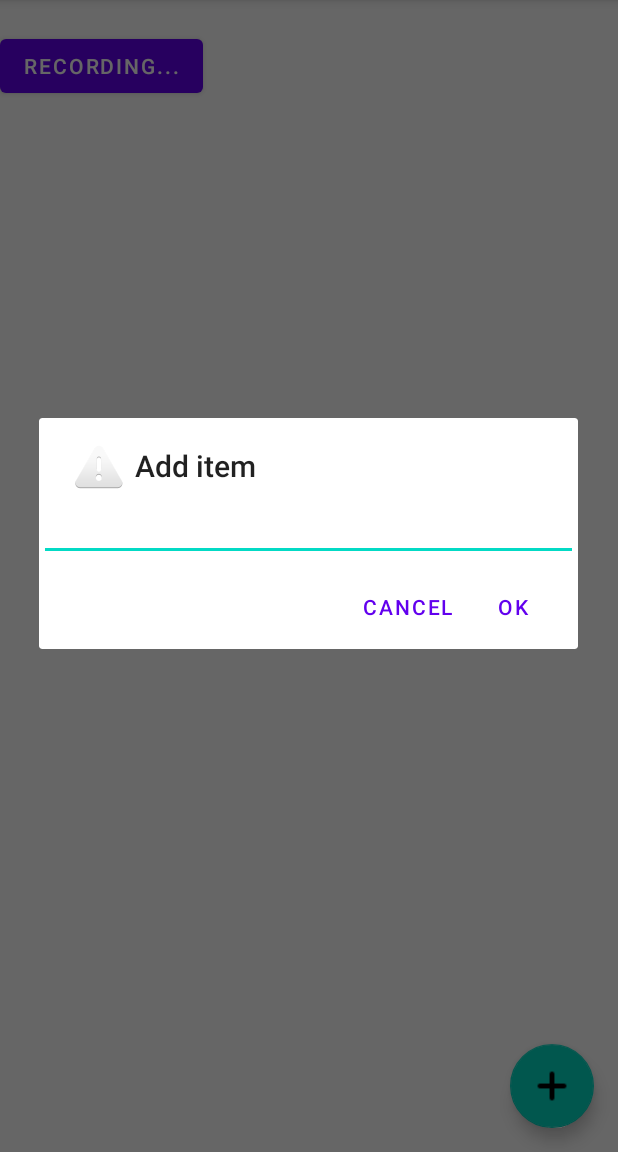
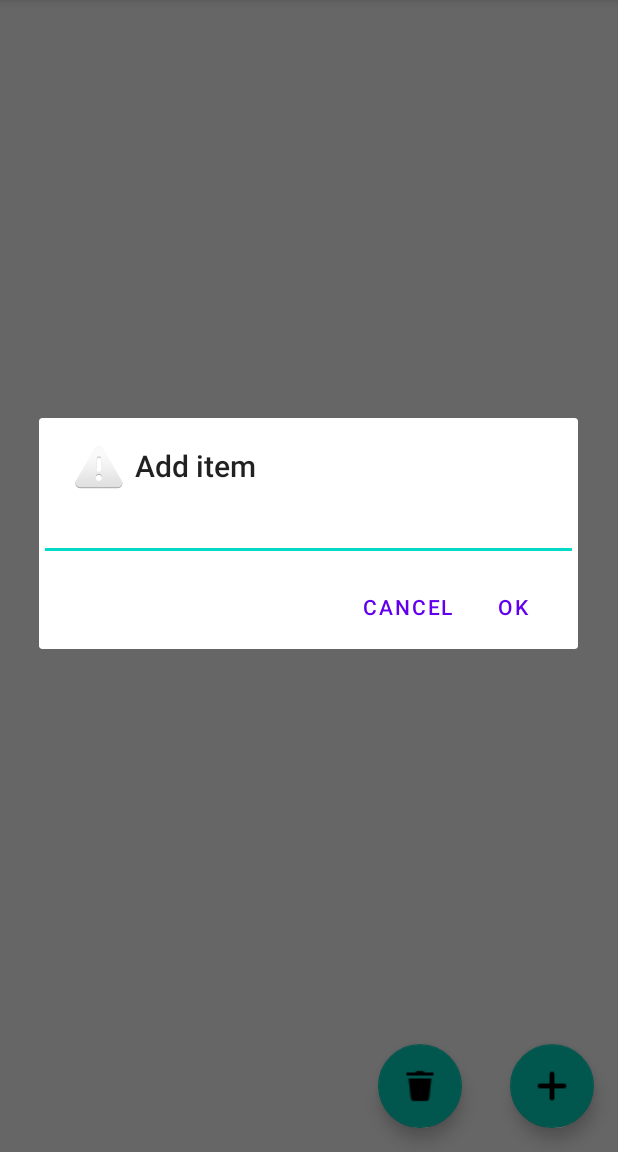
Before and after one commit to georgiaTsi/Supermarket, an Android app: the screen it shows after launch (MainActivity), after a tap on an icon or button, on a phone screen of 412 x 824 dp, the part 84-1236 px from its top. Run offline under Robolectric (Android 15) with nearby library versions, the phone set to English and light mode, and no system bars; 2 other taps on this screen came first.

Commit message:
Speech fab

```diff
--- a/app/src/main/java/com/example/supermarket/FirstFragment.java
+++ b/app/src/main/java/com/example/supermarket/FirstFragment.java
@@ -25,6 +25,9 @@ import android.os.Bundle;
 import android.util.Log;
 import android.widget.Button;
 import android.widget.TextView;
+import android.widget.Toast;
+
+import com.google.android.material.floatingactionbutton.FloatingActionButton;
 
 import java.util.ArrayList;
 import java.util.Locale;
@@ -35,28 +38,21 @@ public class FirstFragment extends Fragment {
 
     Adapter adapter;
 
-    final Integer RecordAudioRequestCode = 1;
-    SpeechRecognizer speechRecognizer;
-
-    Button button;
+    boolean isRecording = false;
 
     @Override
     public View onCreateView(LayoutInflater inflater, ViewGroup container, Bundle savedInstanceState) {
-        // Inflate the layout for this fragment
         View view = inflater.inflate(R.layout.fragment_first, container, false);
 
-        button = view.findViewById(R.id.button_first);
         RecyclerView recyclerView = view.findViewById(R.id.recyclerview_main);
 
         initRecyclerView(recyclerView);
 
-        initSpeechRecognizer();
-
         return view;
     }
 
-    private void initSpeechRecognizer(){
-        speechRecognizer = SpeechRecognizer.createSpeechRecognizer(this.getActivity());
+    public void initSpeechRecognizer(FloatingActionButton button){
+        SpeechRecognizer speechRecognizer = SpeechRecognizer.createSpeechRecognizer(this.getActivity());
 
         final Intent speechRecognizerIntent = new Intent(RecognizerIntent.ACTION_RECOGNIZE_SPEECH);
         speechRecognizerIntent.putExtra(RecognizerIntent.EXTRA_LANGUAGE_MODEL,RecognizerIntent.LANGUAGE_MODEL_FREE_FORM);
@@ -69,8 +65,7 @@ public class FirstFragment extends Fragment {
 
             @Override
             public void onBeginningOfSpeech() {
-//                editText.setText("");
-//                editText.setHint("Listening...");
+                Toast.makeText(getActivity(), "Listening...", Toast.LENGTH_LONG).show();
             }
 
             @Override
@@ -94,19 +89,19 @@ public class FirstFragment extends Fragment {
 //                micButton.setImageResource(R.drawable.ic_mic_black_off);
                 ArrayList<String> data = bundle.getStringArrayList(SpeechRecognizer.RESULTS_RECOGNITION);
                 String result = data.get(0);
-                button.setText("Speech recognition");
+                //button.setText("Speech recognition");
 
                 if(result.contains("πρόσθεσε") || result.contains("add") || result.contains("and") || result.contains("αν")){
-                    String itemName = (result.split(" "))[1];//result.replace("πρόσθεσε ", "");
+                    String itemName = (result.split(" "))[1];
                     addItem(itemName);
                 }
                 else if(result.contains("delete") || result.contains("αφαίρεσε") || result.contains("αφαίρεση")){
-                    String itemName = (result.split(" "))[1];//result.replace("delete ", "");
+                    String itemName = (result.split(" "))[1];
                     updateRow(itemName, true);
                     updateRecyclerView();
                 }
-                else
-                    button.setText(result);
+//                else
+//                    button.setText(result);
             }
 
             @Override
@@ -123,7 +118,6 @@ public class FirstFragment extends Fragment {
             public void onClick(View view) {
                 if(!isRecording) {
                     speechRecognizer.startListening(speechRecognizerIntent);
-                    button.setText("Recording...");
                 }
                 else {
                     speechRecognizer.stopListening();
@@ -134,20 +128,7 @@ public class FirstFragment extends Fragment {
         });
     }
 
-    boolean isRecording = false;
-
-    public void onViewCreated(@NonNull View view, Bundle savedInstanceState) {
-        super.onViewCreated(view, savedInstanceState);
-
-//        view.findViewById(R.id.button_first).setOnClickListener(new View.OnClickListener() {
-//            @Override
-//            public void onClick(View view) {
-//                NavHostFragment.findNavController(FirstFragment.this)
-//                        .navigate(R.id.action_FirstFragment_to_SecondFragment);
-//            }
-//        });
-    }
-
+    //region RecyclerView
     private void initRecyclerView(RecyclerView recyclerView){
         ArrayList<ItemClass> items = readFromDatabase();
 
@@ -206,6 +187,7 @@ public class FirstFragment extends Fragment {
         String query = String.format("UPDATE SupermarketList SET IsChecked = '%b' WHERE Item = '" + item + "'", isChecked);
         myDatabase.execSQL(query);
     }
+    //endregion
 
     public class ItemClass{
         public String Item;
--- a/app/src/main/java/com/example/supermarket/MainActivity.java
+++ b/app/src/main/java/com/example/supermarket/MainActivity.java
@@ -76,9 +76,26 @@ public class MainActivity extends AppCompatActivity {
             }
         });
 
+        initFabRecording();
+
         if(ContextCompat.checkSelfPermission(this, Manifest.permission.RECORD_AUDIO) != PackageManager.PERMISSION_GRANTED){
             checkPermission();
         }
+    }
+
+    private void initFabRecording(){
+        FloatingActionButton fabRecording = findViewById(R.id.fab_main_record);
+        fabRecording.setOnClickListener(new View.OnClickListener() {
+            @Override
+            public void onClick(View v) {
+                Fragment navHostFragment = getSupportFragmentManager().findFragmentById(R.id.nav_host_fragment);
+                Fragment fragment = navHostFragment.getChildFragmentManager().getFragments().get(0);
+
+                if ((FirstFragment) fragment != null) {
+                    ((FirstFragment) fragment).initSpeechRecognizer(fabRecording);
+                }
+            }
+        });
     }
 
     private void checkPermission() {
--- a/app/src/main/res/layout/activity_main.xml
+++ b/app/src/main/res/layout/activity_main.xml
@@ -22,12 +22,25 @@
 
     <include layout="@layout/content_main" />
 
+    <LinearLayout
+        android:layout_width="wrap_content"
+        android:layout_height="wrap_content"
+        android:orientation="horizontal"
+        android:layout_gravity="bottom|end">
+
+    <com.google.android.material.floatingactionbutton.FloatingActionButton
+        android:id="@+id/fab_main_record"
+        android:layout_width="wrap_content"
+        android:layout_height="wrap_content"
+        android:layout_margin="@dimen/fab_margin"
+        android:src="@drawable/delete" />
+
     <com.google.android.material.floatingactionbutton.FloatingActionButton
         android:id="@+id/fab"
         android:layout_width="wrap_content"
         android:layout_height="wrap_content"
-        android:layout_gravity="bottom|end"
         android:layout_margin="@dimen/fab_margin"
         android:src="@drawable/plus" />
+    </LinearLayout>
 
 </androidx.coordinatorlayout.widget.CoordinatorLayout>
--- a/app/src/main/res/layout/fragment_first.xml
+++ b/app/src/main/res/layout/fragment_first.xml
@@ -12,14 +12,4 @@
         android:layout_width="match_parent"
         android:layout_height="wrap_content"
         android:layout_margin="10dp"/>
-
-    <Button
-        android:id="@+id/button_first"
-        android:layout_width="wrap_content"
-        android:layout_height="wrap_content"
-        android:text="Speech recognition"
-        app:layout_constraintBottom_toBottomOf="parent"
-        app:layout_constraintEnd_toEndOf="parent"
-        app:layout_constraintStart_toStartOf="parent"
-        app:layout_constraintTop_toBottomOf="@id/recyclerview_main" />
 </LinearLayout>
```
